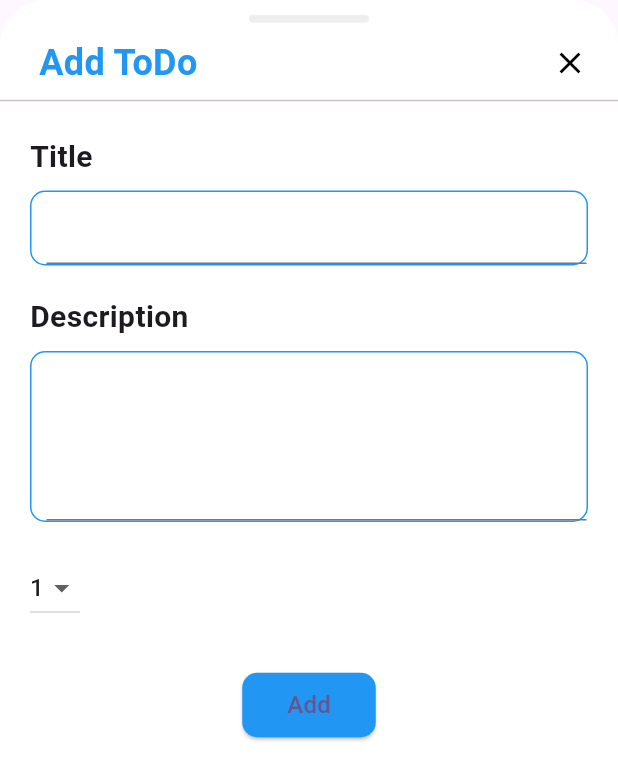
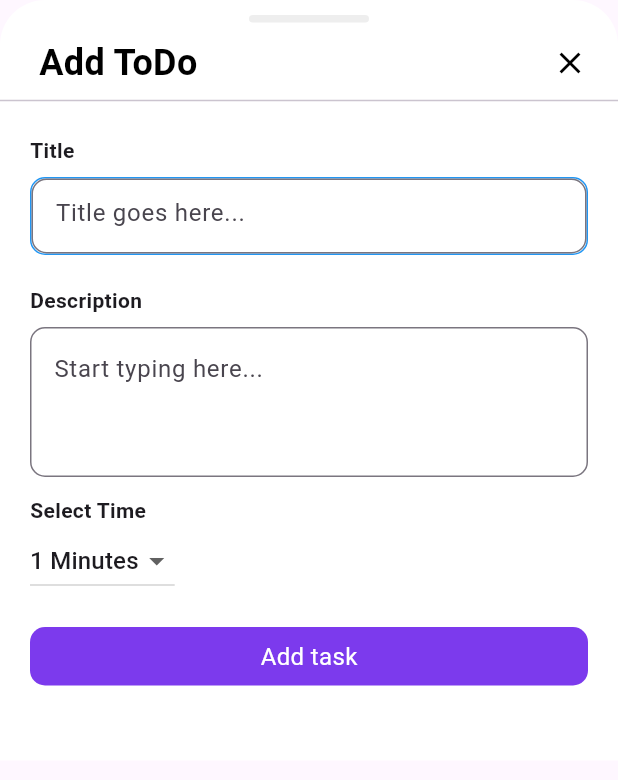
Before and after one commit to rutviksorathia/to_do_list, a Flutter app: the TodoUpsertView widget shown alone on an empty page, opened directly, on a phone screen of 412 x 824 dp. Shown: the top 780 px of the screen. Run offline on Flutter 3.47's test engine with Material 3 defaults, Android fonts, the phone set to English and light mode, and no system bars; our stand-ins replace firebase_core, get, hive, hive_flutter, smooth_corner, stacked; accounts and stored records are empty.

Commit message:
feat: toDo upsert Ui implementation

```diff
--- a/lib/ui/views/to_do_upsert/to_do_upsert_view.dart
+++ b/lib/ui/views/to_do_upsert/to_do_upsert_view.dart
@@ -1,4 +1,6 @@
+import 'package:flutter/cupertino.dart';
 import 'package:flutter/material.dart';
+import 'package:flutter/widgets.dart';
 import 'package:get/route_manager.dart';
 import 'package:smooth_corner/smooth_corner.dart';
 import 'package:stacked/stacked.dart';
@@ -81,7 +83,7 @@ class TodoUpsertView extends StatelessWidget {
                                   Text(
                                     isEditMode ? 'Edit Todo' : 'Add ToDo',
                                     style: const TextStyle(
-                                      color: Colors.blue,
+                                      color: Colors.black,
                                       fontSize: 24,
                                       fontWeight: FontWeight.bold,
                                     ),
@@ -112,13 +114,12 @@ class TodoUpsertView extends StatelessWidget {
                       const Text(
                         'Title',
                         style: TextStyle(
-                          fontSize: 20,
+                          fontSize: 14,
                           fontWeight: FontWeight.bold,
                         ),
                       ),
                       const SizedBox(height: 8),
                       Container(
-                        padding: const EdgeInsets.only(left: 10),
                         decoration: ShapeDecoration(
                           shape: SmoothRectangleBorder(
                             smoothness: 1,
@@ -129,44 +130,63 @@ class TodoUpsertView extends StatelessWidget {
                             ),
                           ),
                         ),
-                        child: TextField(
+                        child: TextFormField(
                           controller: model.titleController,
+                          decoration: const InputDecoration(
+                            hintText: 'Title goes here...',
+                            border: OutlineInputBorder(
+                              borderRadius: BorderRadius.all(
+                                Radius.circular(10),
+                              ),
+                            ),
+                            constraints: BoxConstraints.tightFor(
+                              height: 50,
+                            ),
+                          ),
                         ),
                       ),
                       const SizedBox(height: 20),
                       const Text(
                         'Description',
                         style: TextStyle(
-                          fontSize: 20,
+                          fontSize: 14,
                           fontWeight: FontWeight.bold,
                         ),
                       ),
                       const SizedBox(height: 8),
-                      Container(
-                        padding: const EdgeInsets.only(left: 10),
-                        decoration: ShapeDecoration(
-                          shape: SmoothRectangleBorder(
-                            smoothness: 1,
-                            borderRadius: BorderRadius.circular(10),
-                            side: const BorderSide(
-                              color: Colors.blue,
-                              width: 1,
+                      TextFormField(
+                        controller: model.descriptionController,
+                        maxLines: 8,
+                        minLines: 4,
+                        decoration: const InputDecoration(
+                          hintText: 'Start typing here...',
+                          border: OutlineInputBorder(
+                            borderRadius: BorderRadius.all(
+                              Radius.circular(10),
                             ),
                           ),
-                        ),
-                        child: TextField(
-                          controller: model.descriptionController,
-                          maxLines: 6,
-                          minLines: 4,
+                          constraints: BoxConstraints.expand(
+                            height: 100,
+                          ),
                         ),
                       ),
-                      const SizedBox(height: 20),
+                      const SizedBox(height: 12),
+                      const Text(
+                        'Select Time',
+                        style: TextStyle(
+                          fontSize: 14,
+                          fontWeight: FontWeight.bold,
+                        ),
+                      ),
                       DropdownButton<int>(
                         value: model.selectedTime,
+                        icon: const Icon(Icons.arrow_drop_down),
                         items: model.time.map((t) {
                           return DropdownMenuItem<int>(
                             value: t,
-                            child: Text(t.toString()),
+                            child: Text(
+                              '${t.toString()} Minutes',
+                            ),
                           );
                         }).toList(),
                         onChanged: (value) =>
@@ -176,26 +196,34 @@ class TodoUpsertView extends StatelessWidget {
                     ],
                   ),
                 ),
-                const SizedBox(height: 20),
-                Center(
-                  child: ElevatedButton(
-                    onPressed: isEditMode
+                const SizedBox(height: 10),
+                Padding(
+                  padding: const EdgeInsets.symmetric(horizontal: 20),
+                  child: GestureDetector(
+                    onTap: isEditMode
                         ? () => model.updateToDoDetails()
                         : () => model.addToDoDetails(),
-                    style: ElevatedButton.styleFrom(
-                      backgroundColor: Colors.blue,
-                      padding: const EdgeInsets.symmetric(
-                        horizontal: 30,
-                        vertical: 10,
+                    child: Container(
+                      width: double.infinity,
+                      decoration: ShapeDecoration(
+                        shape: SmoothRectangleBorder(
+                          smoothness: 1.0,
+                          borderRadius: BorderRadius.circular(10),
+                        ),
+                        color: const Color(0xFF7C3AED),
                       ),
-                      shape: SmoothRectangleBorder(
-                        smoothness: 1,
-                        borderRadius: BorderRadius.circular(10),
+                      child: Padding(
+                        padding: const EdgeInsets.all(8.0),
+                        child: Center(
+                          child: Text(
+                            isEditMode ? 'Update' : 'Add task',
+                            style: const TextStyle(
+                              fontSize: 16,
+                              color: Colors.white,
+                            ),
+                          ),
+                        ),
                       ),
-                    ),
-                    child: Text(
-                      isEditMode ? 'Update' : 'Add',
-                      style: const TextStyle(fontSize: 16),
                     ),
                   ),
                 ),
```
